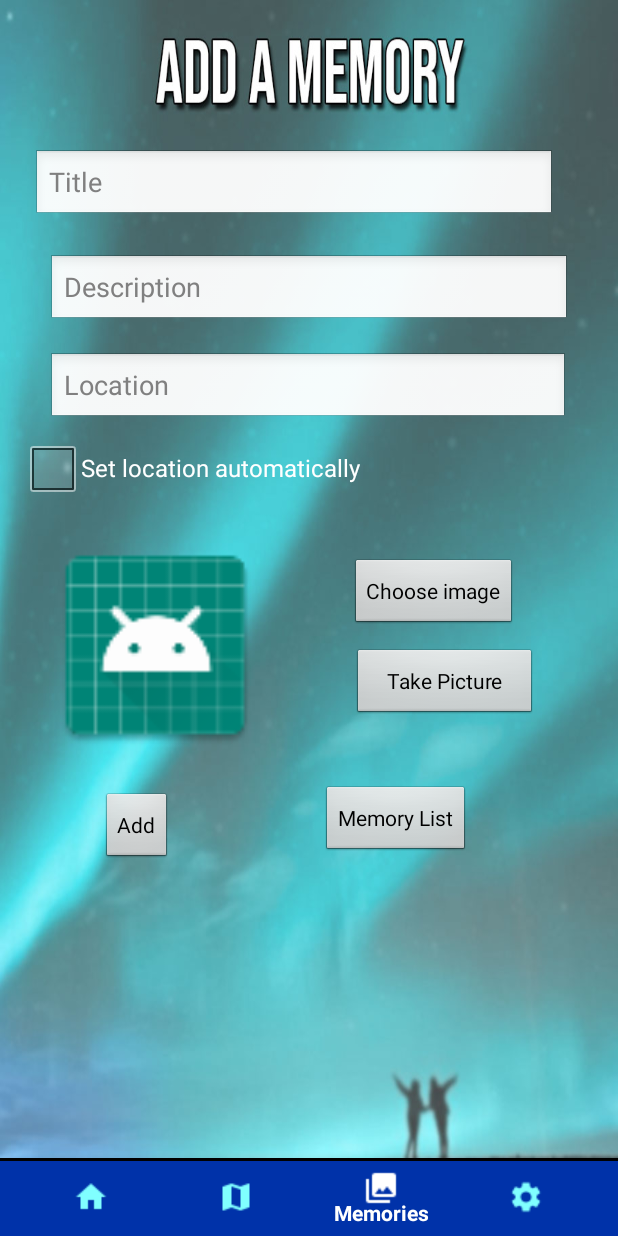
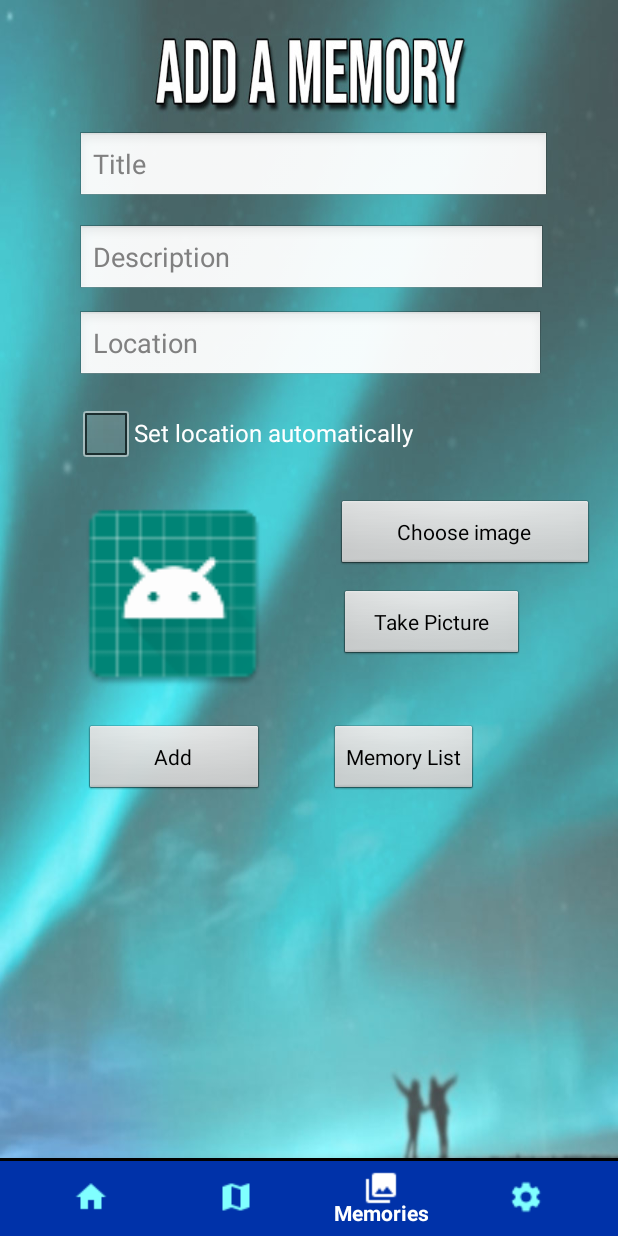
Before and after one commit to arnorietdijk/ProjectB, an Android app: the screen it shows after launch (MainActivity), item 3 of the bottom bar chosen, on a phone screen of 412 x 824 dp. Run offline under Robolectric (Android 15) with nearby library versions, the phone set to English and light mode, and no system bars.

Commit message:
Some modifications to map and memories

```diff
--- a/app/src/main/res/layout/fragment_memories.xml
+++ b/app/src/main/res/layout/fragment_memories.xml
@@ -21,52 +21,52 @@
         android:layout_alignParentTop="true"
         android:layout_alignParentEnd="true"
         android:layout_alignParentRight="true"
-        android:layout_marginStart="6dp"
-        android:layout_marginLeft="6dp"
-        android:layout_marginTop="83dp"
-        android:layout_marginEnd="26dp"
-        android:layout_marginRight="26dp"
+        android:layout_marginStart="35dp"
+        android:layout_marginLeft="35dp"
+        android:layout_marginTop="71dp"
+        android:layout_marginEnd="29dp"
+        android:layout_marginRight="29dp"
         android:ems="10"
         android:hint="Title"
         android:inputType="textPersonName" />
 
     <EditText
         android:id="@+id/edtDes"
-        android:layout_width="wrap_content"
+        android:layout_width="323dp"
         android:layout_height="wrap_content"
         android:layout_below="@+id/edtTitle"
         android:layout_alignParentStart="true"
         android:layout_alignParentLeft="true"
         android:layout_alignParentEnd="true"
         android:layout_alignParentRight="true"
-        android:layout_marginStart="16dp"
-        android:layout_marginLeft="16dp"
-        android:layout_marginTop="22dp"
-        android:layout_marginEnd="16dp"
-        android:layout_marginRight="16dp"
+        android:layout_marginStart="35dp"
+        android:layout_marginLeft="40dp"
+        android:layout_marginTop="14dp"
+        android:layout_marginEnd="32dp"
+        android:layout_marginRight="32dp"
         android:ems="10"
         android:hint="Description"
         android:inputType="textPersonName" />
 
     <ImageView
         android:id="@+id/imageView"
-        android:layout_width="150dp"
-        android:layout_height="150dp"
+        android:layout_width="140dp"
+        android:layout_height="140dp"
         android:layout_below="@+id/chkLoc"
         android:layout_alignParentStart="true"
         android:layout_alignParentLeft="true"
-        android:layout_marginStart="13dp"
-        android:layout_marginLeft="13dp"
-        android:layout_marginTop="20dp"
+        android:layout_marginStart="30dp"
+        android:layout_marginLeft="40dp"
+        android:layout_marginTop="14dp"
         app:srcCompat="@mipmap/ic_launcher" />
 
     <Button
         android:id="@+id/btnChoose"
-        android:layout_width="wrap_content"
+        android:layout_width="300dp"
         android:layout_height="wrap_content"
         android:layout_above="@+id/btnPic"
-        android:layout_marginStart="54dp"
-        android:layout_marginLeft="48dp"
+        android:layout_marginStart="38dp"
+        android:layout_marginLeft="38dp"
         android:layout_marginBottom="12dp"
         android:layout_toEndOf="@+id/imageView"
         android:layout_toRightOf="@+id/imageView"
@@ -74,14 +74,14 @@
 
     <Button
         android:id="@+id/btnAdd"
-        android:layout_width="wrap_content"
+        android:layout_width="120dp"
         android:layout_height="wrap_content"
         android:layout_below="@+id/imageView"
         android:layout_alignParentStart="true"
         android:layout_alignParentLeft="true"
-        android:layout_marginStart="51dp"
-        android:layout_marginLeft="51dp"
-        android:layout_marginTop="22dp"
+        android:layout_marginStart="40dp"
+        android:layout_marginLeft="63dp"
+        android:layout_marginTop="16dp"
         android:text="Add" />
 
     <Button
@@ -89,9 +89,9 @@
         android:layout_width="wrap_content"
         android:layout_height="wrap_content"
         android:layout_below="@+id/imageView"
-        android:layout_marginStart="99dp"
-        android:layout_marginLeft="99dp"
-        android:layout_marginTop="17dp"
+        android:layout_marginStart="43dp"
+        android:layout_marginLeft="43dp"
+        android:layout_marginTop="16dp"
         android:layout_toEndOf="@+id/btnAdd"
         android:layout_toRightOf="@+id/btnAdd"
         android:text="Memory List" />
@@ -105,11 +105,11 @@
         android:layout_alignParentLeft="true"
         android:layout_alignParentEnd="true"
         android:layout_alignParentRight="true"
-        android:layout_marginStart="16dp"
-        android:layout_marginLeft="16dp"
-        android:layout_marginTop="17dp"
-        android:layout_marginEnd="17dp"
-        android:layout_marginRight="17dp"
+        android:layout_marginStart="35dp"
+        android:layout_marginLeft="40dp"
+        android:layout_marginTop="9dp"
+        android:layout_marginEnd="33dp"
+        android:layout_marginRight="33dp"
         android:ems="10"
         android:hint="Location"
         android:inputType="textPersonName" />
@@ -119,8 +119,8 @@
         android:layout_width="123dp"
         android:layout_height="wrap_content"
         android:layout_alignBottom="@+id/imageView"
-        android:layout_marginStart="55dp"
-        android:layout_marginLeft="55dp"
+        android:layout_marginStart="40dp"
+        android:layout_marginLeft="40dp"
         android:layout_marginBottom="26dp"
         android:layout_toEndOf="@+id/imageView"
         android:layout_toRightOf="@+id/imageView"
@@ -131,7 +131,11 @@
         android:layout_width="291dp"
         android:layout_height="wrap_content"
         android:layout_below="@+id/edtLoc"
-        android:layout_marginTop="5dp"
+        android:layout_alignParentStart="true"
+        android:layout_alignParentLeft="true"
+        android:layout_marginStart="35dp"
+        android:layout_marginLeft="40dp"
+        android:layout_marginTop="10dp"
         android:text="Set location automatically"
         tools:text="Set location automatically" />
 </RelativeLayout>
```
Also changed, not shown: app/src/main/java/com/example/test/MapFragment.java (indentation only).
